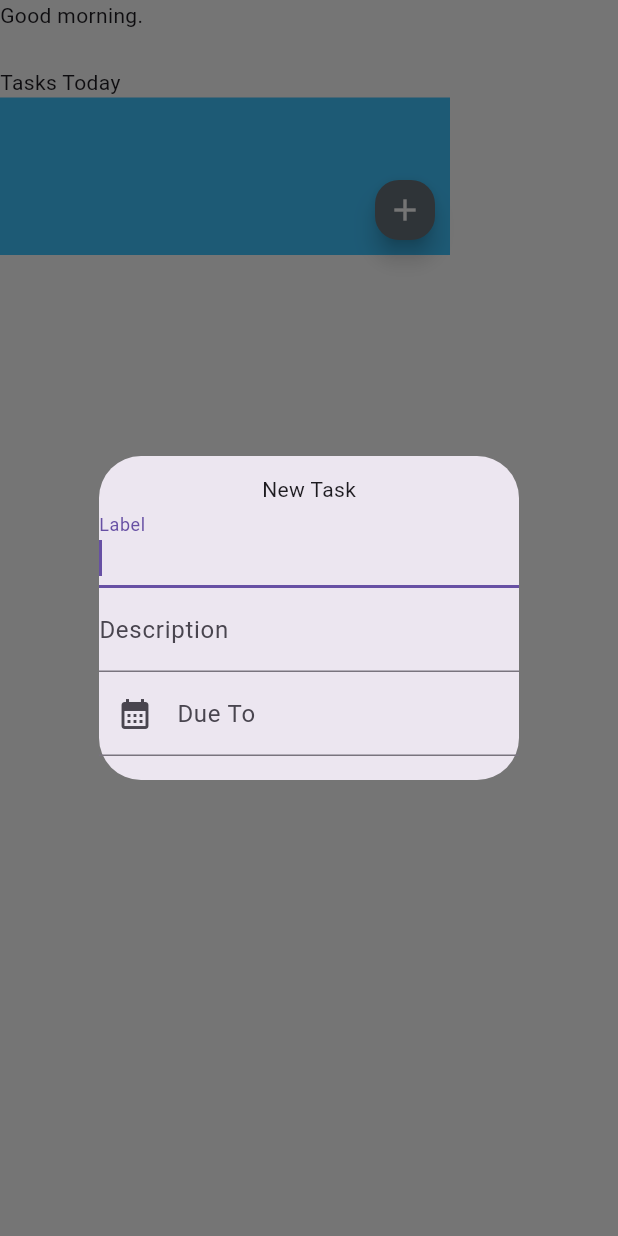
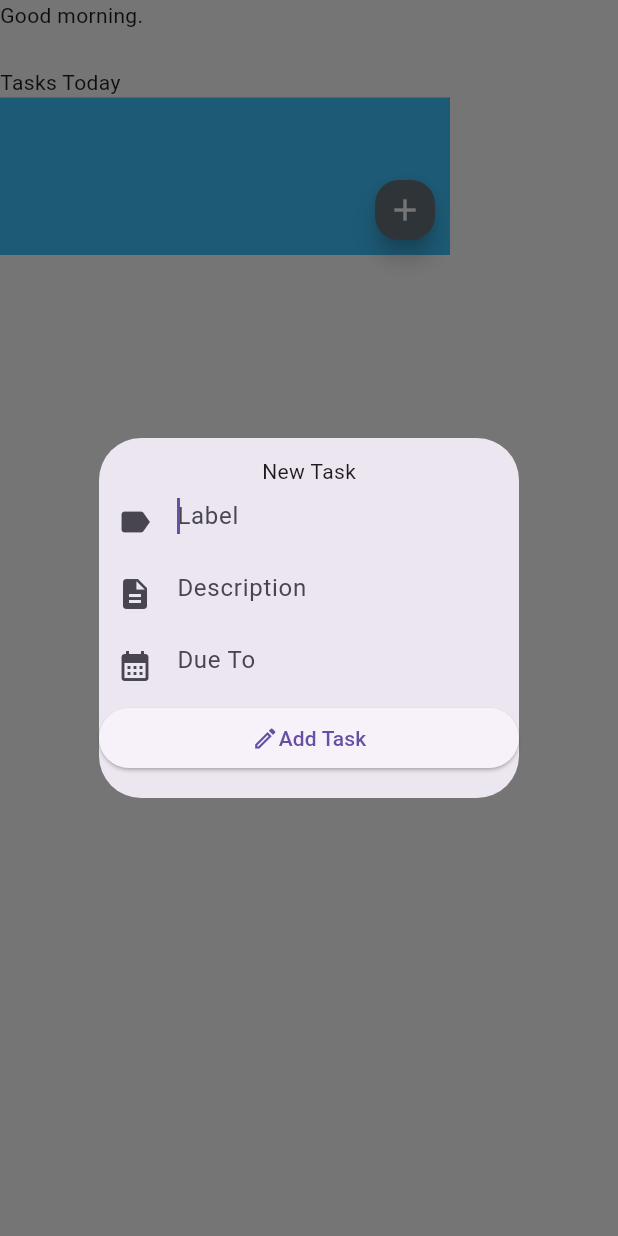
Before and after one commit to JoeRoganFake/Mental-Warrior-App, a Flutter app: the screen it shows after launch, after a tap on the "add" icon, on a phone screen of 412 x 824 dp. Run offline on Flutter 3.47's test engine with Material 3 defaults, Android fonts, the phone set to English and light mode, and no system bars; Roboto replaces fonts that are missing (Poppins).

Commit message:
Add task returns values

```diff
--- a/lib/pages/home.dart
+++ b/lib/pages/home.dart
@@ -12,7 +12,10 @@ class HomePage extends StatefulWidget {
 class _HomePageState extends State<HomePage> {
   var function = Functions(); // Create an instance of Functions
   List<TasksModel> tasks = [];
-  TextEditingController _dataController = TextEditingController();
+  final _dateController = TextEditingController();
+  final _labelController = TextEditingController();
+  final _descriptionController = TextEditingController();
+  final GlobalKey<FormState> _formKey = GlobalKey<FormState>();
 
   @override
   void initState() {
@@ -94,42 +97,88 @@ class _HomePageState extends State<HomePage> {
                             context: context,
                             builder: (context) => SimpleDialog(
                               children: [
-                                Column(
+                                Form(
+                                    key: _formKey,
+                                    child: Column(
                                       mainAxisAlignment:
                                           MainAxisAlignment.spaceEvenly,
                                       children: [
                                         Text(
                                           "New Task",
                                         ),
-                                    TextField(
+                                        TextFormField(
+                                          controller: _labelController,
                                           autofocus: true,
+                                          validator: (value) {
+                                            if (value!.isEmpty) {
+                                              return "* Field Is Required";
+                                            }
+                                            return null;
+                                          },
                                           decoration: InputDecoration(
-                                        labelText: "Label",
+                                              hintText: "Label",
+                                              prefixIcon:
+                                                  const Icon(Icons.label),
+                                              border: InputBorder.none),
                                         ),
-                                    ),
-                                    TextField(
+                                        TextFormField(
+                                          controller: _descriptionController,
                                           maxLines: null,
+                                          validator: (value) {
+                                            if (value!.isEmpty) {
+                                              return "* Field Is Required";
+                                            }
+                                            return null;
+                                          },
                                           keyboardType: TextInputType.multiline,
                                           decoration: InputDecoration(
-                                        labelText: "Description",
+                                              hintText: "Description",
+                                              prefixIcon:
+                                                  const Icon(Icons.description),
+                                              border: InputBorder.none),
                                         ),
-                                    ),
-                                    TextField(
-                                      controller: _dataController,
+                                        TextFormField(
+                                          validator: (value) {
+                                            if (value!.isEmpty) {
+                                              return "* Field Is Required";
+                                            }
+                                            return null;
+                                          },
+                                          controller: _dateController,
                                           onTap: () {
-                                        // Call the static method from Functions class
-                                        Functions.datePicker(
-                                            context, _dataController);
+                                            Functions.dateAndTimePicker(
+                                                context, _dateController);
                                           },
                                           readOnly: true,
                                           decoration: InputDecoration(
-                                        labelText: "Due To",
-                                        prefixIcon:
-                                            const Icon(Icons.calendar_month),
+                                              hintText: "Due To",
+                                              prefixIcon: const Icon(
+                                                  Icons.calendar_month),
+                                              border: InputBorder.none),
+                                        ),
+                                        ElevatedButton(
+                                          onPressed: () {
+                                            _formKey.currentState!.validate();
+                                            print(_labelController.text);
+                                            print(_descriptionController.text);
+                                            print(_dateController.text);
+                                            _dateController.clear();
+                                          },
+                                          child: Row(
+                                            mainAxisAlignment:
+                                                MainAxisAlignment.center,
+                                            children: [
+                                              const Icon(Icons.create_outlined),
+                                              Text(
+                                                textAlign: TextAlign.center,
+                                                "Add Task",
+                                                style: TextStyle(),
+                                              )
+                                            ],
                                           ),
                                         )
                                       ],
-                                )
+                                    ))
                               ],
                             ),
                           );
```
Also changed, not shown: lib/utils/functions.dart (+17 -4 lines). Lines whose indentation alone changed are shown as unchanged.
